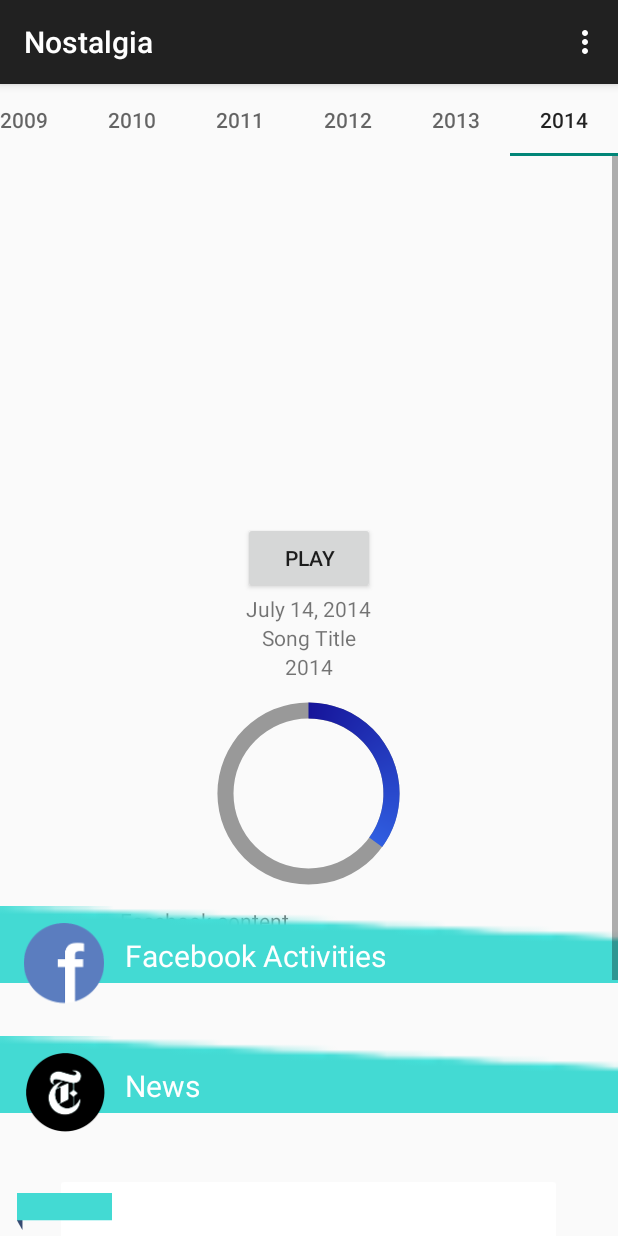
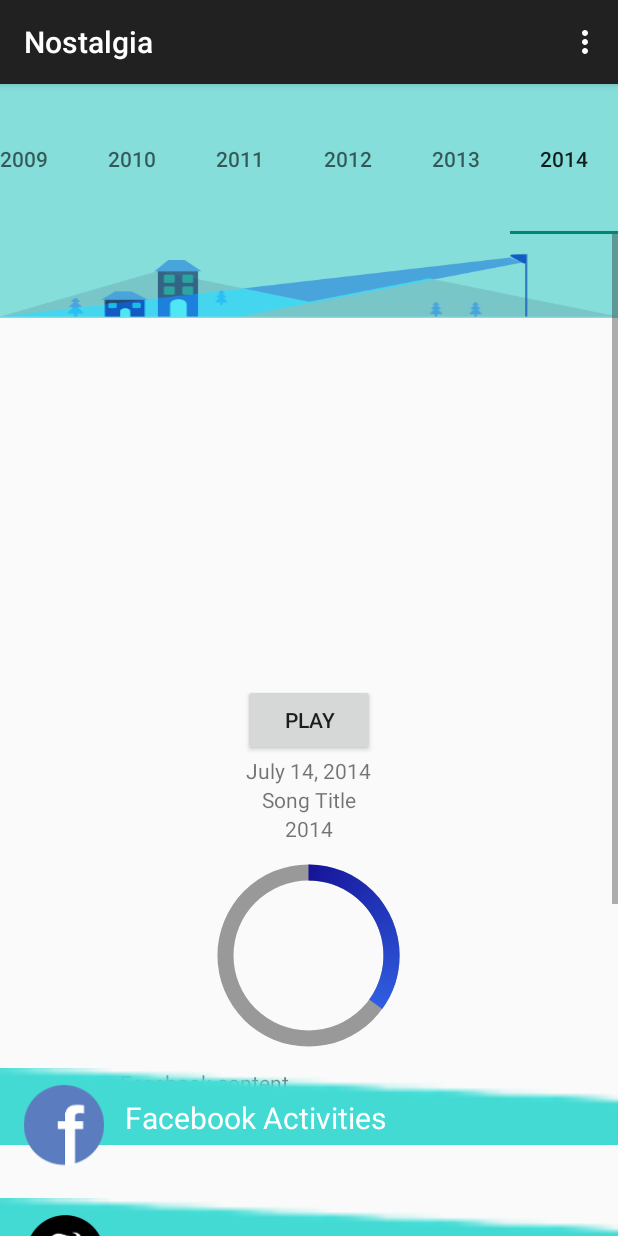
Before and after one commit to tcjiang9/BackTrack, an Android app: the MainActivity screen opened directly, with no data from a screen before it, on a phone screen of 412 x 824 dp. Run offline under Robolectric (Android 15) with nearby library versions, the light colour scheme and no system bars; our stand-ins replace ButterKnife, Picasso; libraries missing offline, so code that uses them is left out: com.facebook, retrofit.client, retrofit.converter; network calls fail; pictures from the network do not load; 13 statements that could not run were skipped.

Commit message:
missing drawables and year transition

```diff
--- a/app/src/main/java/io/intrepid/nostalgia/fragments/FacebookPostsFragment.java
+++ b/app/src/main/java/io/intrepid/nostalgia/fragments/FacebookPostsFragment.java
@@ -7,6 +7,7 @@
 import android.view.View;
 import android.view.ViewGroup;
 import android.widget.FrameLayout;
+import android.widget.ImageButton;
 import android.widget.ImageView;
 import android.widget.RelativeLayout;
 import android.widget.TextView;
@@ -53,6 +54,8 @@
     List<FrameLayout> imageLayout;
     @InjectViews({R.id.image_shared, R.id.image_shared_2, R.id.image_shared_3})
     List<ImageView> loadImages;
+    @InjectViews({R.id.share_post_1, R.id.share_post_2, R.id.share_post_3})
+    List<ImageButton> sharePosts;
 
     CallbackManager callbackManager;
     private int currentYear;
@@ -84,12 +87,21 @@
 
     @OnClick({R.id.image_shared, R.id.image_shared_2, R.id.image_shared_3})
     void openScreenForActivity(View view) {
-      openPhotoDetails(view.getId());
+        openPhotoDetails(view.getId());
     }
 
     @OnClick({R.id.status_1, R.id.status_2, R.id.status_3})
     void statusUpdate(View view) {
         openPhotoDetails(view.getId());
+    }
+
+    @OnClick({R.id.share_post_1, R.id.share_post_2, R.id.share_post_3})
+    void onClickShareStatus (View view){
+        shareFbPosts(view.getId());
+    }
+
+    private void shareFbPosts(int viewId) {
+
     }
 
     private void openPhotoDetails(int viewType) {
--- a/app/src/main/res/layout/activity_main.xml
+++ b/app/src/main/res/layout/activity_main.xml
@@ -1,19 +1,26 @@
 <LinearLayout xmlns:android="http://schemas.android.com/apk/res/android"
     xmlns:app="http://schemas.android.com/apk/res-auto"
+    android:layout_height="wrap_content"
+    android:layout_width="wrap_content" >
+
+    <LinearLayout
+        android:layout_width="match_parent"
         android:layout_height="match_parent"
-    android:layout_width="match_parent"
         android:orientation="vertical">
 
         <android.support.design.widget.TabLayout
             android:id="@+id/sliding_tabs"
             android:layout_width="match_parent"
             android:layout_height="@dimen/tab_bar_height"
-        app:tabMode="scrollable"
-        android:layout_gravity="top"/>
+            android:layout_gravity="center_horizontal"
+            android:background="#85deda"
+            app:tabMode="scrollable" />
+
 
         <android.support.v4.view.ViewPager
             android:id="@+id/pager"
             android:layout_width="match_parent"
-        android:layout_height="match_parent"/>
+            android:layout_height="match_parent" />
 
     </LinearLayout>
+</LinearLayout>
--- a/app/src/main/res/layout/fragment_year.xml
+++ b/app/src/main/res/layout/fragment_year.xml
@@ -4,11 +4,19 @@
     android:layout_width="match_parent"
     android:layout_height="match_parent">
 
+
     <LinearLayout
         android:layout_width="match_parent"
         android:layout_height="match_parent"
         android:gravity="center_horizontal"
         android:orientation="vertical">
+
+        <ImageView
+            android:layout_width="match_parent"
+            android:layout_height="56dp"
+            android:scaleType="fitXY"
+            android:background="#85deda"
+            android:src="@drawable/city_illustration" />
 
         <ImageView
             android:id="@+id/music_image"
--- a/app/src/main/res/values/dimens.xml
+++ b/app/src/main/res/values/dimens.xml
@@ -3,7 +3,7 @@
     <dimen name="activity_horizontal_margin">16dp</dimen>
     <dimen name="activity_vertical_margin">16dp</dimen>
 
-    <dimen name="tab_bar_height">48dp</dimen>
+    <dimen name="tab_bar_height">100dp</dimen>
     <dimen name="image_padding">30dp</dimen>
 
     <dimen name="circular_progress">150dp</dimen>
```
Also changed, not shown: app/src/main/res/drawable-hdpi/city_illustration.png (added), app/src/main/res/drawable-mdpi/city_illustration.png (added), app/src/main/res/drawable-xhdpi/city_illustration.png (added), app/src/main/res/drawable-xxhdpi/city_illustration.png (added), app/src/main/res/drawable/city_illustration.png (added). Lines whose indentation alone changed are shown as unchanged.
